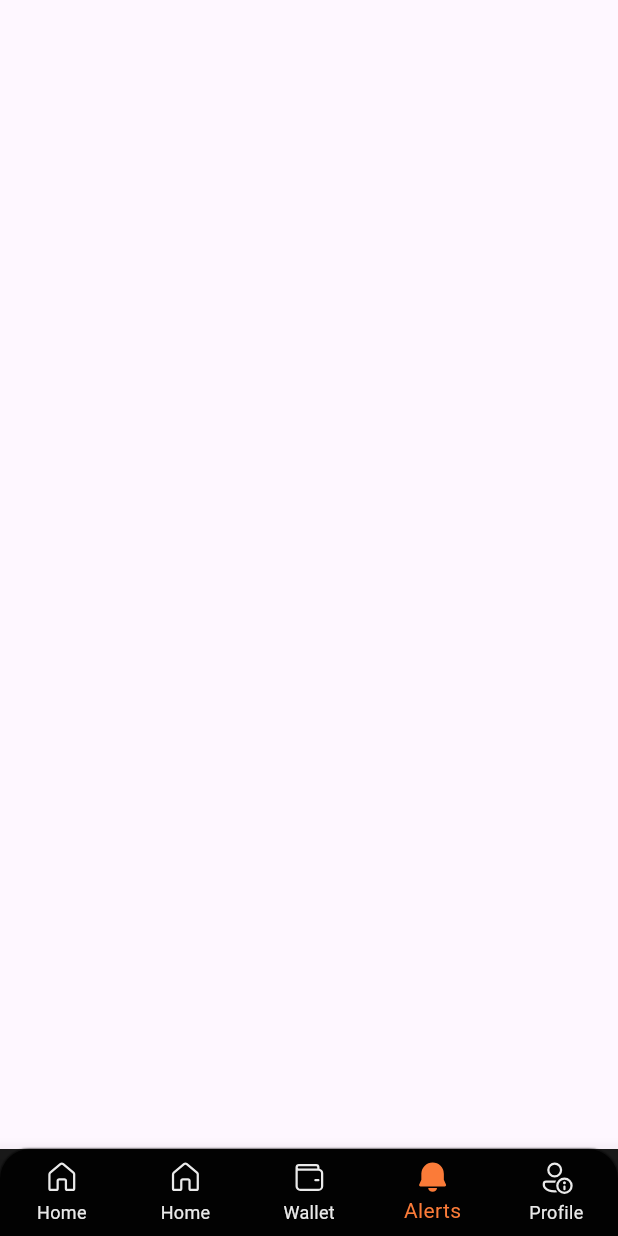
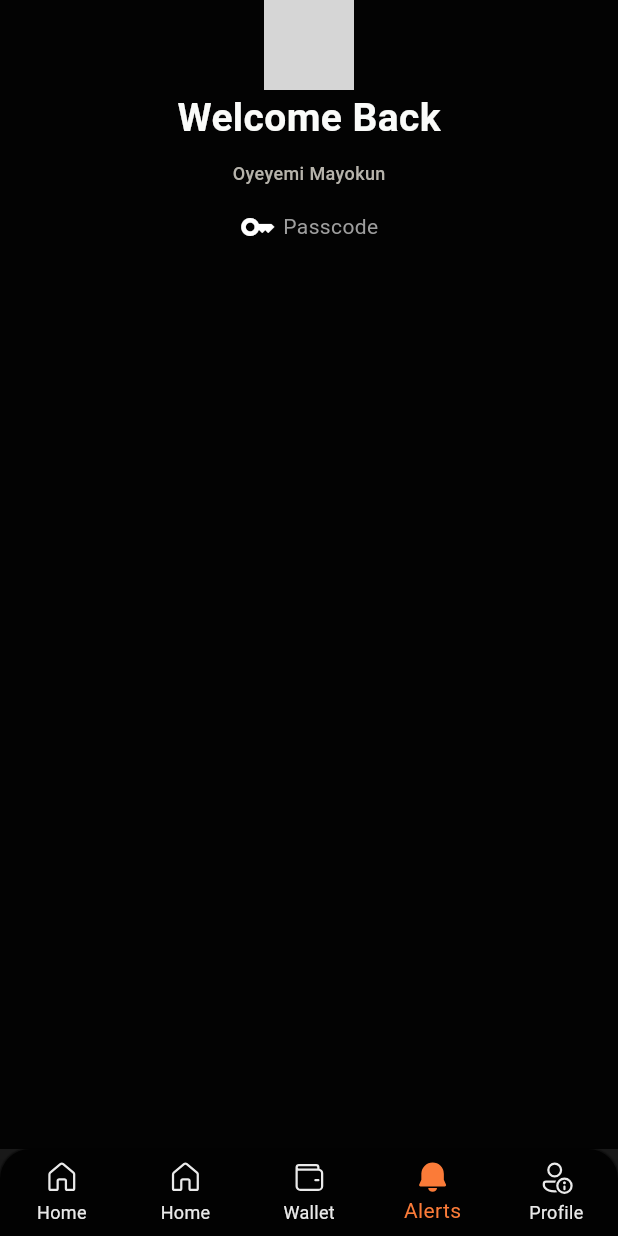
Before and after one commit to mayor167/Logistics_app, a Flutter app: the screen it shows after launch, item 4 of the bottom bar chosen, on a phone screen of 412 x 824 dp. Run offline on Flutter 3.47's test engine with Material 3 defaults, Android fonts, the light colour scheme and no system bars; our stand-ins replace fluentui_icons, fluentui_system_icons, font_awesome_flutter, get; grey boxes are pictures that could not be loaded.

```diff
--- a/lib/screens/notification_screen.dart
+++ b/lib/screens/notification_screen.dart
@@ -1,12 +1,41 @@
+import 'package:dashboard_project_new/utilis/app_styles.dart';
 import 'package:flutter/material.dart';
+import 'package:font_awesome_flutter/font_awesome_flutter.dart';
 
 class NotificationScreen extends StatelessWidget {
   const NotificationScreen({super.key});
 
   @override
   Widget build(BuildContext context) {
-    return const Scaffold(
+    return Scaffold(
+      backgroundColor: Colors.black87,
+          body:ListView(
+                    children: [
+                          Container(
+                            child: Column(
+                              children: [
+                                CircleAvatar(
+                                  maxRadius: 30,
+                                  backgroundImage: AssetImage("assets/images/Mayor1.png"),
+                                ),
+                                Text("Welcome Back", style: AppStyles.headLineStyle1,),
+                                SizedBox(height:10 ,),
+                                Text("Oyeyemi Mayokun", style: AppStyles.headLineStyle3,),
+                                SizedBox(height:15 ,),
+                                Row(
+                                  mainAxisAlignment: MainAxisAlignment.center,
+                                  children: [
+                                    Icon(Icons.key, color: Colors.white,),
+                                    SizedBox(width:5 ,),
+                                    Text("Passcode", style: TextStyle(color: Colors.grey),)
+                                  ],
+                                )
 
+                              ],
+                            ),
+                          ),
+                    ],
+          )
     );
   }
 }
```
